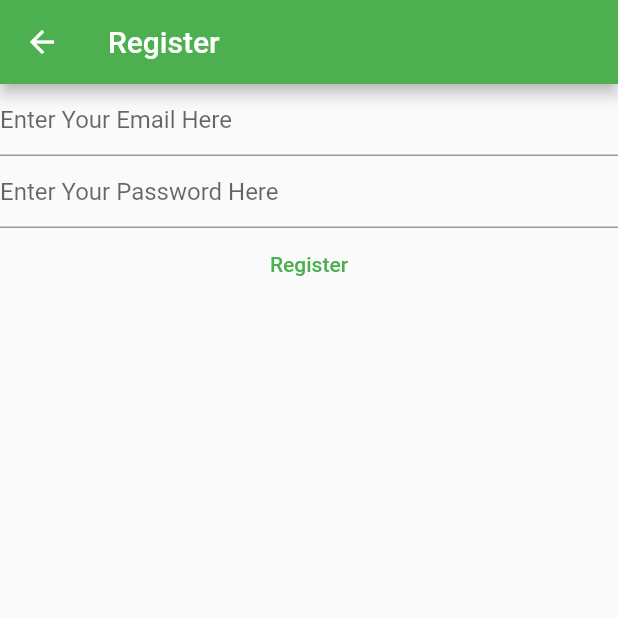
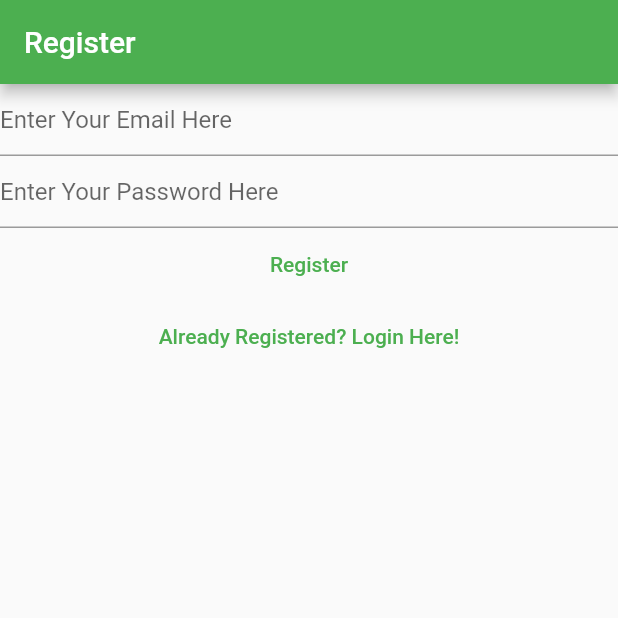
Before and after one commit to Noriomusha/note_collector, a Flutter app: the RegisterView screen opened directly, on a phone screen of 412 x 824 dp, the top half of it. Run offline on Flutter 3.47's test engine with Material 2 defaults, Android fonts, the light colour scheme and no system bars; our stand-ins replace firebase_auth, firebase_core; accounts and stored records are empty.

Commit message:
add views and logic

```diff
--- a/lib/views/register_view.dart
+++ b/lib/views/register_view.dart
@@ -33,16 +33,9 @@
   Widget build(BuildContext context) {
     return Scaffold(
       appBar: AppBar(
-        title: const Text('Register'),
+        title: const Text("Register"),
       ),
-      body: FutureBuilder(
-        future: Firebase.initializeApp(
-          options: DefaultFirebaseOptions.currentPlatform,
-        ),
-        builder: (context, snapshot) {
-          switch (snapshot.connectionState) {
-            case ConnectionState.done:
-              return Column(
+      body: Column(
         children: [
           TextField(
             controller: _email,
@@ -74,8 +67,7 @@
                 if (e.code == 'weak-password') {
                   print("Password too weak");
                 } else if (e.code == 'email-already-in-use') {
-                          print(
-                              "Email already in use, please use a different email");
+                  print("Email already in use, please use a different email");
                 } else if (e.code == 'invalid-email') {
                   print("Invalid email entered");
                 } else {
@@ -85,12 +77,15 @@
             },
             child: const Text('Register'),
           ),
+          TextButton(
+              onPressed: () {
+                Navigator.of(context).pushNamedAndRemoveUntil(
+                  '/login/',
+                  (route) => false,
+                );
+              },
+              child: const Text("Already Registered? Login Here!")),
         ],
-              );
-            default:
-              return const Text("Loading...");
-          }
-        },
       ),
     );
   }
```
Also changed, not shown: lib/main.dart (+15 -28 lines), lib/views/login_view.dart (+13 -19 lines), lib/views/verify_email_view.dart (added, +30 -0 lines). Lines whose indentation alone changed are shown as unchanged.
